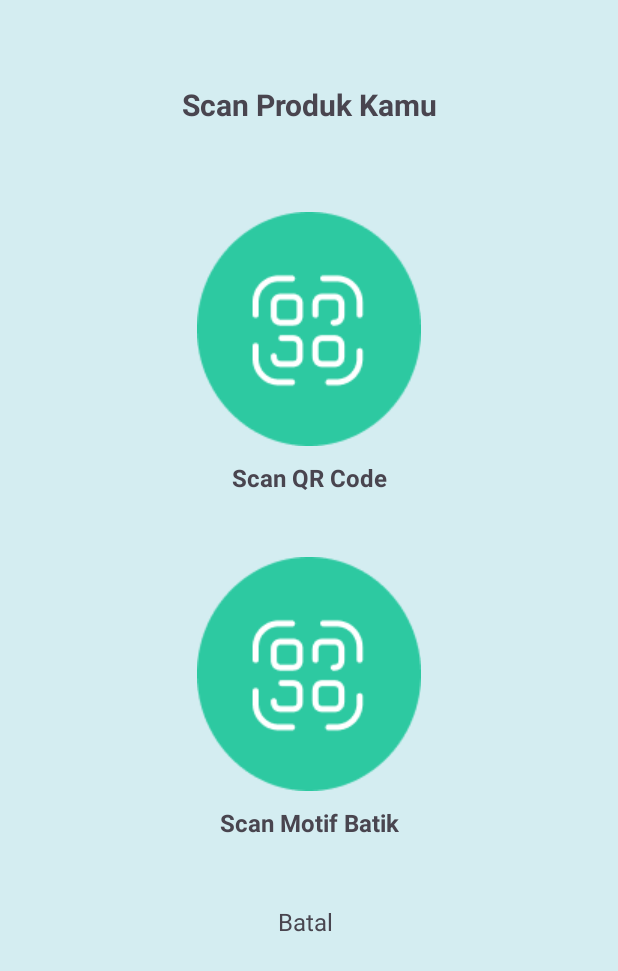
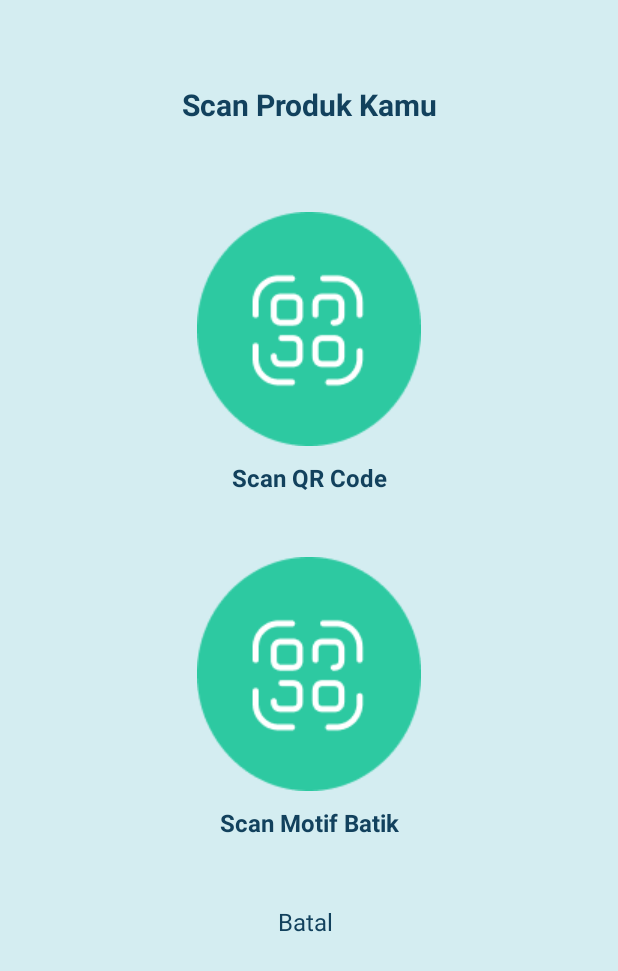
Before and after one commit to agungriyadi19/MD, an Android app: the ScanConsumerActivity screen opened directly, with no data from a screen before it, on a phone screen of 412 x 824 dp. Shown: the top 971 px of the screen. Run offline under Robolectric (Android 15) with nearby library versions, the phone set to English and light mode, and no system bars; libraries missing offline, so code that uses them is left out: com.google.mlkit.vision.

Commit message:
Add scan QR

```diff
--- a/app/src/main/AndroidManifest.xml
+++ b/app/src/main/AndroidManifest.xml
@@ -12,7 +12,7 @@
 
     <uses-permission android:name="android.permission.INTERNET" />
 
-    <uses-feature android:name="android.hardware.camera" />
+    <uses-feature android:name="android.hardware.CAMERA" />
 
     <uses-permission
         android:name="android.permission.READ_EXTERNAL_STORAGE"
--- a/app/src/main/java/com/example/smetracecare/ui/ScanConsumerActivity.kt
+++ b/app/src/main/java/com/example/smetracecare/ui/ScanConsumerActivity.kt
@@ -1,21 +1,106 @@
 package com.example.smetracecare.ui
 
+import android.content.Intent
 import android.os.Bundle
-import androidx.activity.enableEdgeToEdge
+import android.util.Log
+import androidx.activity.result.contract.ActivityResultContracts
 import androidx.appcompat.app.AppCompatActivity
-import androidx.core.view.ViewCompat
-import androidx.core.view.WindowInsetsCompat
-import com.example.smetracecare.R
+import com.example.smetracecare.data.cameraPermissionRequest
+import com.example.smetracecare.data.isPermissionGranted
+import com.example.smetracecare.data.openPermissionSetting
+import com.example.smetracecare.databinding.ActivityScanConsumerBinding
+import com.google.mlkit.vision.barcode.common.Barcode
 
 class ScanConsumerActivity : AppCompatActivity() {
+    private lateinit var binding: ActivityScanConsumerBinding
+    private val cameraPermission = android.Manifest.permission.CAMERA
+
+    private val requestPermissionLauncher =
+        registerForActivityResult(ActivityResultContracts.RequestPermission()) { isGranted ->
+            if (isGranted) {
+                //start the scanner or camera
+                startScanner()
+            }
+        }
+
     override fun onCreate(savedInstanceState: Bundle?) {
         super.onCreate(savedInstanceState)
-        enableEdgeToEdge()
-        setContentView(R.layout.activity_scan_consumer)
-        ViewCompat.setOnApplyWindowInsetsListener(findViewById(R.id.main)) { v, insets ->
-            val systemBars = insets.getInsets(WindowInsetsCompat.Type.systemBars())
-            v.setPadding(systemBars.left, systemBars.top, systemBars.right, systemBars.bottom)
-            insets
+        binding = ActivityScanConsumerBinding.inflate(layoutInflater)
+        setContentView(binding.root)
+
+        binding.scanButtonBarcode.setOnClickListener(){
+            Log.d("halo", "hallo")
+
+            requestCameraAndStartScanner()
+        }
+
+        binding.tvScanButtonBarcode.setOnClickListener(){
+            requestCameraAndStartScanner()
+        }
+
+        binding.cancelScan.setOnClickListener(){
+            startActivity(Intent(this, WelcomeActivity::class.java))
+        }
+    }
+
+    private fun requestCameraAndStartScanner() {
+        Log.d("izin kamera", isPermissionGranted(cameraPermission).toString())
+        if (isPermissionGranted(cameraPermission)) {
+            //start the scanner or camera
+            startScanner()
+        } else {
+            requestCameraPermission()
+        }
+    }
+
+    private fun requestCameraPermission() {
+        when {
+            shouldShowRequestPermissionRationale(cameraPermission) -> cameraPermissionRequest { openPermissionSetting() }
+            else -> requestPermissionLauncher.launch(cameraPermission)
+        }
+    }
+
+    private fun startScanner() {
+        ScannerActivity.startScanner(this) { barcodes ->
+            barcodes.forEach { barcode ->
+                val type: String
+                val content: String
+
+                when (barcode.valueType) {
+                    Barcode.TYPE_URL -> {
+                        type = "URL"
+                        content = barcode.url?.url.toString()
+                    }
+
+                    Barcode.TYPE_CONTACT_INFO -> {
+                        type = "Contact"
+                        content = barcode.contactInfo.toString()
+                    }
+
+                    Barcode.TYPE_WIFI -> {
+                        type = "Wifi"
+                        content =
+                            "Network Name: ${barcode.wifi?.ssid}\nPassword: ${barcode.wifi?.password}"
+                    }
+
+                    Barcode.TYPE_TEXT -> {
+                        type = "Other"
+                        content = barcode.rawValue.toString()
+                    }
+
+                    else -> {
+                        type = "Other"
+                        content = barcode.rawValue.toString()
+                    }
+                }
+
+                // Start the next activity
+                val intent = Intent(this, ResultScanQrActivity::class.java).apply {
+                    putExtra("TYPE", type)
+                    putExtra("CONTENT", content)
+                }
+                startActivity(intent)
+            }
         }
     }
 }
--- a/app/src/main/res/layout/activity_scan_consumer.xml
+++ b/app/src/main/res/layout/activity_scan_consumer.xml
@@ -4,6 +4,7 @@
     xmlns:tools="http://schemas.android.com/tools"
     android:layout_width="match_parent"
     android:layout_height="match_parent"
+    tools:context=".ui.ScanConsumerActivity"
     android:background="@color/tertiary">
 
     <TextView
@@ -15,22 +16,11 @@
         android:textAlignment="center"
         android:textSize="20sp"
         android:textStyle="bold"
+        android:textColor="@color/primary"
         app:layout_constraintEnd_toEndOf="parent"
         app:layout_constraintHorizontal_bias="0.5"
         app:layout_constraintStart_toStartOf="parent"
         app:layout_constraintTop_toTopOf="parent" />
-
-    <ImageButton
-        android:id="@+id/scanButton_batik"
-        android:layout_width="wrap_content"
-        android:layout_height="wrap_content"
-        android:layout_marginTop="32dp"
-        android:backgroundTint="@color/transparent"
-        app:layout_constraintEnd_toEndOf="parent"
-        app:layout_constraintHorizontal_bias="0.5"
-        app:layout_constraintStart_toStartOf="parent"
-        app:layout_constraintTop_toBottomOf="@+id/tv_scanButton_qecode"
-        app:srcCompat="@drawable/ic_scan" />
 
     <ImageButton
         android:id="@+id/scanButton_barcode"
@@ -45,16 +35,42 @@
         app:srcCompat="@drawable/ic_scan" />
 
     <TextView
-        android:id="@+id/tv_scanButton_qecode"
+        android:id="@+id/tv_scanButton_barcode"
         android:layout_width="wrap_content"
         android:layout_height="wrap_content"
         android:text="@string/scanQRCode"
         android:textStyle="bold"
         android:textSize="16sp"
+        android:textColor="@color/primary"
         app:layout_constraintEnd_toEndOf="parent"
         app:layout_constraintHorizontal_bias="0.5"
         app:layout_constraintStart_toStartOf="parent"
         app:layout_constraintTop_toBottomOf="@+id/scanButton_barcode" />
+
+    <ImageButton
+        android:id="@+id/scanButton_batik"
+        android:layout_width="wrap_content"
+        android:layout_height="wrap_content"
+        android:layout_marginTop="32dp"
+        android:backgroundTint="@color/transparent"
+        app:layout_constraintEnd_toEndOf="parent"
+        app:layout_constraintHorizontal_bias="0.5"
+        app:layout_constraintStart_toStartOf="parent"
+        app:layout_constraintTop_toBottomOf="@+id/tv_scanButton_barcode"
+        app:srcCompat="@drawable/ic_scan" />
+
+
+    <TextView
+        android:id="@+id/tv_scanButton_batik"
+        android:layout_width="wrap_content"
+        android:layout_height="wrap_content"
+        android:text="@string/scanBatik"
+        android:textStyle="bold"
+        android:textSize="16sp"
+        android:textColor="@color/primary"
+        app:layout_constraintEnd_toEndOf="parent"
+        app:layout_constraintStart_toStartOf="parent"
+        app:layout_constraintTop_toBottomOf="@+id/scanButton_batik" />
 
     <TextView
         android:id="@+id/cancelScan"
@@ -63,20 +79,11 @@
         android:layout_marginTop="44dp"
         android:text="@string/cancel"
         android:textSize="16sp"
+        android:textColor="@color/primary"
         app:layout_constraintEnd_toEndOf="parent"
         app:layout_constraintHorizontal_bias="0.498"
         app:layout_constraintStart_toStartOf="parent"
         app:layout_constraintTop_toBottomOf="@+id/tv_scanButton_batik" />
 
-    <TextView
-        android:id="@+id/tv_scanButton_batik"
-        android:layout_width="wrap_content"
-        android:layout_height="wrap_content"
-        android:text="@string/scanBatik"
-        android:textStyle="bold"
-        android:textSize="16sp"
-        app:layout_constraintEnd_toEndOf="parent"
-        app:layout_constraintStart_toStartOf="parent"
-        app:layout_constraintTop_toBottomOf="@+id/scanButton_batik" />
 
 </androidx.constraintlayout.widget.ConstraintLayout>
--- a/app/src/main/res/values/strings.xml
+++ b/app/src/main/res/values/strings.xml
@@ -154,4 +154,9 @@
     <string name="camera">Kamera</string>
     <string name="gallery">Galeri</string>
     <string name="uploadImage">Unggah Gambar</string>
+
+    <string name="camera_permission_dialog_box_title">Camera Permission Required</string>
+    <string name="camera_permission_dialog_box_message">Without accessing the camera, it is not possible to scan QR CODES</string>
+    <string name="camera_permission_dialog_positive_button_text">Allow Camera</string>
+    <string name="camera_permission_dialog_negetive_button_text">Cancel</string>
 </resources>
```
Also changed, not shown: app/build.gradle.kts (+10 -0 lines), app/src/main/java/com/example/smetracecare/data/Utils.kt (added, +30 -0 lines), app/src/main/java/com/example/smetracecare/ui/ResultScanQrActivity.kt (added, +19 -0 lines), app/src/main/java/com/example/smetracecare/ui/ScannerActivity.kt (added, +112 -0 lines), app/src/main/res/layout/activity_result_scan_qr.xml (added, +25 -0 lines), app/src/main/res/layout/activity_scanner.xml (added, +18 -0 lines), gradle/libs.versions.toml (+10 -0 lines).
